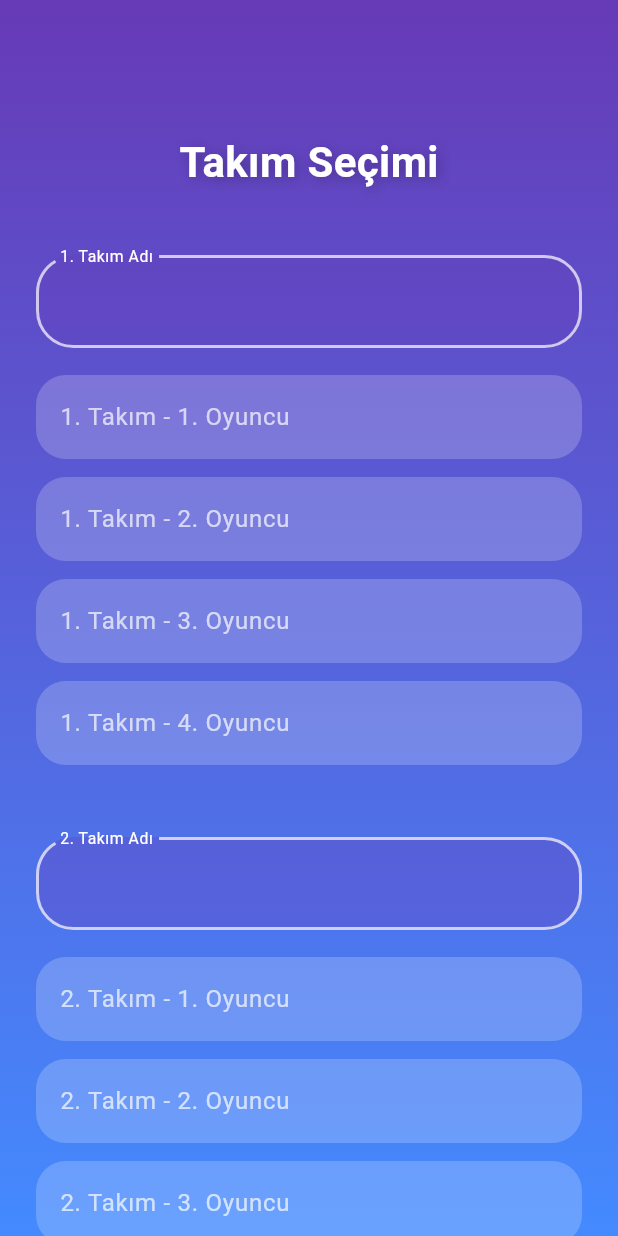
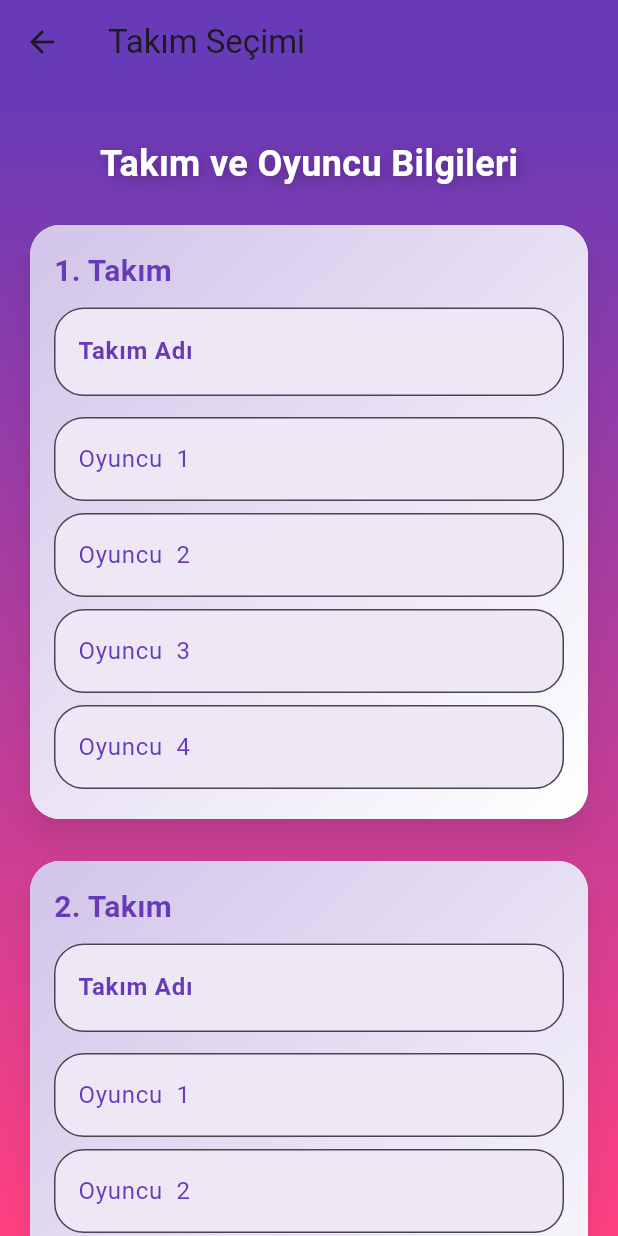
Before and after one commit to emrearinc/PasGec, a Flutter app: the screen it shows after launch, after a tap on "Oyuna Başla", on a phone screen of 412 x 824 dp. Run offline on Flutter 3.47's test engine with Material 3 defaults, Android fonts, the phone set to English and light mode, and no system bars; our stand-ins replace audioplayers, auto_size_text, awesome_dialog, shared_preferences, sqflite, vibration; accounts and stored records are empty.

Commit message:
shared prafences oyuna da yansıtıldı team screen güncellendi

```diff
--- a/lib/home_screen.dart
+++ b/lib/home_screen.dart
@@ -1,7 +1,8 @@
 import 'package:flutter/material.dart';
+import 'package:shared_preferences/shared_preferences.dart';
 import 'team_selection_screen.dart';
 import 'settings_screen.dart';
-import 'words_screen.dart'; // WordsScreen'i ekliyoruz
+import 'words_screen.dart';
 
 class HomeScreen extends StatefulWidget {
   const HomeScreen({super.key});
@@ -14,9 +15,27 @@ class _HomeScreenState extends State<HomeScreen> {
   int _gameScore = 25;
   int _gameTime = 60;
   int _passLimit = 3;
-  int _tabooPenalty = 1; // Varsayılan tabu cezası
-  bool _showJokers = true; // Varsayılan joker gösterimi
-  double _jokerProbability = 0.3; // Varsayılan joker gösterim ihtimali
+  int _tabooPenalty = 1;
+  bool _showJokers = true;
+  double _jokerProbability = 0.3;
+
+  @override
+  void initState() {
+    super.initState();
+    _loadSettings();
+  }
+
+  Future<void> _loadSettings() async {
+    final prefs = await SharedPreferences.getInstance();
+    setState(() {
+      _gameScore = prefs.getInt('gameScore') ?? 25;
+      _gameTime = prefs.getInt('gameTime') ?? 60;
+      _passLimit = prefs.getInt('passLimit') ?? 3;
+      _tabooPenalty = prefs.getInt('tabooPenalty') ?? 1;
+      _showJokers = prefs.getBool('showJokers') ?? true;
+      _jokerProbability = prefs.getDouble('jokerProbability') ?? 0.3;
+    });
+  }
 
   @override
   Widget build(BuildContext context) {
@@ -52,10 +71,9 @@ class _HomeScreenState extends State<HomeScreen> {
                         gameScore: _gameScore,
                         gameTime: _gameTime,
                         passLimit: _passLimit,
-                        tabooPenalty: _tabooPenalty, // Tabu cezasını ekledik
+                        tabooPenalty: _tabooPenalty,
                         showJokers: _showJokers,
                         jokerProbability: _jokerProbability,
-
                       ),
                     ),
                   );
@@ -70,17 +88,8 @@ class _HomeScreenState extends State<HomeScreen> {
                     context,
                     MaterialPageRoute(builder: (context) => const SettingsScreen()),
                   );
-
                   if (result != null) {
-                    setState(() {
-                      _gameScore = result['gameScore'];
-                      _gameTime = result['gameTime'];
-                      _passLimit = result['passLimit'];
-                      _tabooPenalty = result['tabooPenalty']; // Tabu cezasını aldık
-                      _showJokers = result['showJokers'];
-                      _jokerProbability = result['jokerProbability'];
-
-                    });
+                    _loadSettings(); // Ayarları yeniden yükle
                   }
                 },
               ),
@@ -91,7 +100,7 @@ class _HomeScreenState extends State<HomeScreen> {
                 onPressed: () {
                   Navigator.push(
                     context,
-                    MaterialPageRoute(builder: (context) => WordsScreen()),
+                    MaterialPageRoute(builder: (context) => const WordsScreen()),
                   );
                 },
               ),
--- a/lib/team_selection_screen.dart
+++ b/lib/team_selection_screen.dart
@@ -5,16 +5,16 @@ class TeamSelectionScreen extends StatefulWidget {
   final int gameScore;
   final int gameTime;
   final int passLimit;
-  final int tabooPenalty; // Yeni eklenen parametre
+  final int tabooPenalty;
   final bool showJokers;
   final double jokerProbability;
 
-
-  const TeamSelectionScreen({super.key,
+  const TeamSelectionScreen({
+    super.key,
     required this.gameScore,
     required this.gameTime,
     required this.passLimit,
-    required this.tabooPenalty, // Parametre olarak ekledik
+    required this.tabooPenalty,
     required this.showJokers,
     required this.jokerProbability,
   });
@@ -26,8 +26,10 @@ class TeamSelectionScreen extends StatefulWidget {
 class _TeamSelectionScreenState extends State<TeamSelectionScreen> {
   final _team1Controller = TextEditingController();
   final _team2Controller = TextEditingController();
-  final List<TextEditingController> _team1PlayersControllers = List.generate(4, (_) => TextEditingController());
-  final List<TextEditingController> _team2PlayersControllers = List.generate(4, (_) => TextEditingController());
+  final List<TextEditingController> _team1PlayersControllers =
+  List.generate(4, (_) => TextEditingController());
+  final List<TextEditingController> _team2PlayersControllers =
+  List.generate(4, (_) => TextEditingController());
 
   @override
   void dispose() {
@@ -43,12 +45,15 @@ class _TeamSelectionScreenState extends State<TeamSelectionScreen> {
   }
 
   void startGame() {
-    String team1Name = _team1Controller.text;
-    String team2Name = _team2Controller.text;
-    String team1Player1 = _team1PlayersControllers[0].text;
-    String team2Player1 = _team2PlayersControllers[0].text;
+    String team1Name = _team1Controller.text.trim();
+    String team2Name = _team2Controller.text.trim();
+    String team1Player1 = _team1PlayersControllers[0].text.trim();
+    String team2Player1 = _team2PlayersControllers[0].text.trim();
 
-    if (team1Name.isNotEmpty && team2Name.isNotEmpty && team1Player1.isNotEmpty && team2Player1.isNotEmpty) {
+    if (team1Name.isNotEmpty &&
+        team2Name.isNotEmpty &&
+        team1Player1.isNotEmpty &&
+        team2Player1.isNotEmpty) {
       Navigator.push(
         context,
         MaterialPageRoute(
@@ -58,10 +63,9 @@ class _TeamSelectionScreenState extends State<TeamSelectionScreen> {
             gameTime: widget.gameTime,
             gameScore: widget.gameScore,
             passLimit: widget.passLimit,
-            tabooPenalty: widget.tabooPenalty, // Doğru parametre geçişi
+            tabooPenalty: widget.tabooPenalty,
             showJokers: widget.showJokers,
             jokerProbability: widget.jokerProbability,
-
           ),
         ),
       );
@@ -77,26 +81,30 @@ class _TeamSelectionScreenState extends State<TeamSelectionScreen> {
   @override
   Widget build(BuildContext context) {
     return Scaffold(
+      appBar: AppBar(
+        title: const Text('Takım Seçimi'),
+        backgroundColor: Colors.deepPurple,
+      ),
       body: Container(
         decoration: const BoxDecoration(
           gradient: LinearGradient(
-            colors: [Colors.deepPurple, Colors.blueAccent],
+            colors: [Colors.deepPurple, Colors.pinkAccent],
             begin: Alignment.topCenter,
             end: Alignment.bottomCenter,
           ),
         ),
         child: SingleChildScrollView(
           child: Padding(
-            padding: const EdgeInsets.symmetric(horizontal: 24.0, vertical: 48.0),
+            padding: const EdgeInsets.all(16.0),
             child: Column(
-              crossAxisAlignment: CrossAxisAlignment.start,
+              crossAxisAlignment: CrossAxisAlignment.stretch,
               children: [
-                const SizedBox(height: 40),
+                const SizedBox(height: 20),
                 const Center(
                   child: Text(
-                    'Takım Seçimi',
+                    'Takım ve Oyuncu Bilgileri',
                     style: TextStyle(
-                      fontSize: 28,
+                      fontSize: 24,
                       fontWeight: FontWeight.bold,
                       color: Colors.white,
                       shadows: [
@@ -109,13 +117,11 @@ class _TeamSelectionScreenState extends State<TeamSelectionScreen> {
                     ),
                   ),
                 ),
+                const SizedBox(height: 20),
+                _buildTeamCard('1. Takım', _team1Controller, _team1PlayersControllers),
+                const SizedBox(height: 20),
+                _buildTeamCard('2. Takım', _team2Controller, _team2PlayersControllers),
                 const SizedBox(height: 30),
-                _buildTeamNameInput('1. Takım Adı', _team1Controller),
-                ..._buildPlayerInputs('1. Takım - ', _team1PlayersControllers),
-                const SizedBox(height: 30),
-                _buildTeamNameInput('2. Takım Adı', _team2Controller),
-                ..._buildPlayerInputs('2. Takım - ', _team2PlayersControllers),
-                const SizedBox(height: 40),
                 Center(
                   child: ElevatedButton.icon(
                     onPressed: startGame,
@@ -131,11 +137,10 @@ class _TeamSelectionScreenState extends State<TeamSelectionScreen> {
                       shape: RoundedRectangleBorder(
                         borderRadius: BorderRadius.circular(30),
                       ),
-                      elevation: 8,
+                      elevation: 10,
                     ),
                   ),
                 ),
-                const SizedBox(height: 40),
               ],
             ),
           ),
@@ -144,42 +149,66 @@ class _TeamSelectionScreenState extends State<TeamSelectionScreen> {
     );
   }
 
+  Widget _buildTeamCard(
+      String title, TextEditingController teamController, List<TextEditingController> playerControllers) {
+    return Card(
+      elevation: 8,
+      shape: RoundedRectangleBorder(borderRadius: BorderRadius.circular(20)),
+      shadowColor: Colors.black38,
+      child: Container(
+        padding: const EdgeInsets.all(16.0),
+        decoration: BoxDecoration(
+          gradient: LinearGradient(
+            colors: [Colors.deepPurple.shade100, Colors.white],
+            begin: Alignment.topLeft,
+            end: Alignment.bottomRight,
+          ),
+          borderRadius: BorderRadius.circular(20),
+        ),
+        child: Column(
+          crossAxisAlignment: CrossAxisAlignment.stretch,
+          children: [
+            Text(
+              title,
+              style: const TextStyle(
+                fontSize: 20,
+                fontWeight: FontWeight.bold,
+                color: Colors.deepPurple,
+              ),
+            ),
+            const SizedBox(height: 10),
+            _buildTeamNameInput('Takım Adı', teamController),
+            const SizedBox(height: 10),
+            ..._buildPlayerInputs('Oyuncu ', playerControllers),
+          ],
+        ),
+      ),
+    );
+  }
+
   Widget _buildTeamNameInput(String label, TextEditingController controller) {
-    return Padding(
-      padding: const EdgeInsets.symmetric(vertical: 12.0),
-      child: TextField(
+    return TextField(
       controller: controller,
       style: const TextStyle(
-          color: Colors.white,
+        color: Colors.deepPurple,
         fontWeight: FontWeight.bold,
-          fontSize: 20,
+        fontSize: 18,
       ),
       decoration: InputDecoration(
         labelText: label,
         labelStyle: const TextStyle(
-            color: Colors.white,
-            fontSize: 18,
+          color: Colors.deepPurple,
           fontWeight: FontWeight.bold,
         ),
-          floatingLabelBehavior: FloatingLabelBehavior.always,
-          floatingLabelStyle: const TextStyle(
-            fontSize: 14,
-            color: Colors.white,
-          ),
         filled: true,
-          fillColor: Colors.deepPurple.withOpacity(0.3),
+        fillColor: Colors.deepPurple.shade50,
         border: OutlineInputBorder(
-            borderRadius: BorderRadius.circular(25),
-            borderSide: const BorderSide(color: Colors.white, width: 2),
-          ),
-          enabledBorder: OutlineInputBorder(
-            borderRadius: BorderRadius.circular(25),
-            borderSide: const BorderSide(color: Colors.white70, width: 2),
+          borderRadius: BorderRadius.circular(20),
+          borderSide: const BorderSide(color: Colors.deepPurple),
         ),
         focusedBorder: OutlineInputBorder(
-            borderRadius: BorderRadius.circular(25),
-            borderSide: const BorderSide(color: Colors.blueAccent, width: 2),
-          ),
+          borderRadius: BorderRadius.circular(20),
+          borderSide: const BorderSide(color: Colors.deepPurpleAccent, width: 2),
         ),
       ),
     );
@@ -187,19 +216,18 @@ class _TeamSelectionScreenState extends State<TeamSelectionScreen> {
 
   Widget _buildPlayerInput(String label, TextEditingController controller) {
     return Padding(
-      padding: const EdgeInsets.symmetric(vertical: 6.0),
+      padding: const EdgeInsets.symmetric(vertical: 4.0),
       child: TextField(
         controller: controller,
-        style: const TextStyle(color: Colors.white),
+        style: const TextStyle(color: Colors.deepPurple),
         decoration: InputDecoration(
           labelText: label,
-          labelStyle: const TextStyle(color: Colors.white70),
-          floatingLabelStyle: const TextStyle(fontSize: 14, color: Colors.white),
+          labelStyle: const TextStyle(color: Colors.deepPurple),
           filled: true,
-          fillColor: Colors.white.withOpacity(0.2),
+          fillColor: Colors.deepPurple.shade50,
           border: OutlineInputBorder(
             borderRadius: BorderRadius.circular(20),
-            borderSide: BorderSide.none,
+            borderSide: const BorderSide(color: Colors.deepPurple),
           ),
         ),
       ),
@@ -210,7 +238,7 @@ class _TeamSelectionScreenState extends State<TeamSelectionScreen> {
     return controllers
         .asMap()
         .entries
-        .map((entry) => _buildPlayerInput('$labelPrefix${entry.key + 1}. Oyuncu', entry.value))
+        .map((entry) => _buildPlayerInput('$labelPrefix ${entry.key + 1}', entry.value))
         .toList();
   }
 }
--- a/pubspec.yaml
+++ b/pubspec.yaml
@@ -15,8 +15,9 @@ dependencies:
   simple_animations: ^5.0.2
   sqflite: ^2.0.0+3
   path: ^1.8.0
-  vibration: ^1.7.3
-  audioplayers: ^5.0.0
+  vibration: ^2.0.1
+  audioplayers: ^6.1.0
+  shared_preferences: ^2.2.0 # Mevcut en son sürümü kullanın
 
 dev_dependencies:
   flutter_test:
```
Also changed, not shown: lib/game_screen.dart (+12 -9 lines), lib/settings_screen.dart (+49 -21 lines), pubspec.lock, 1 other file. Lines whose indentation alone changed are shown as unchanged.
